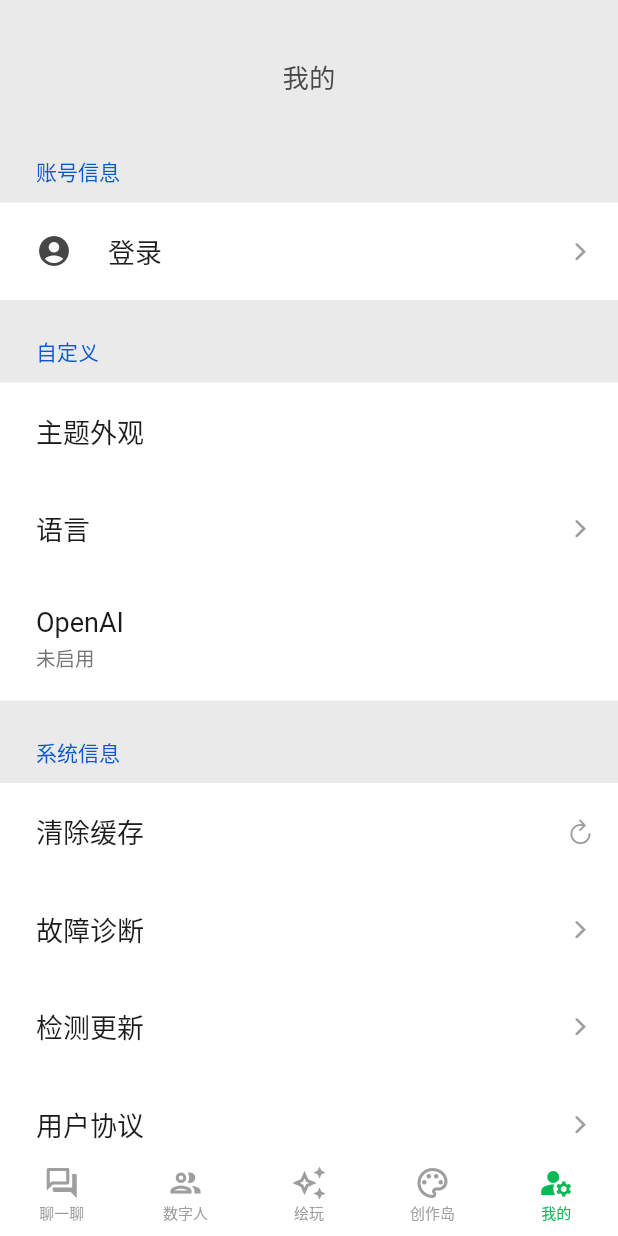
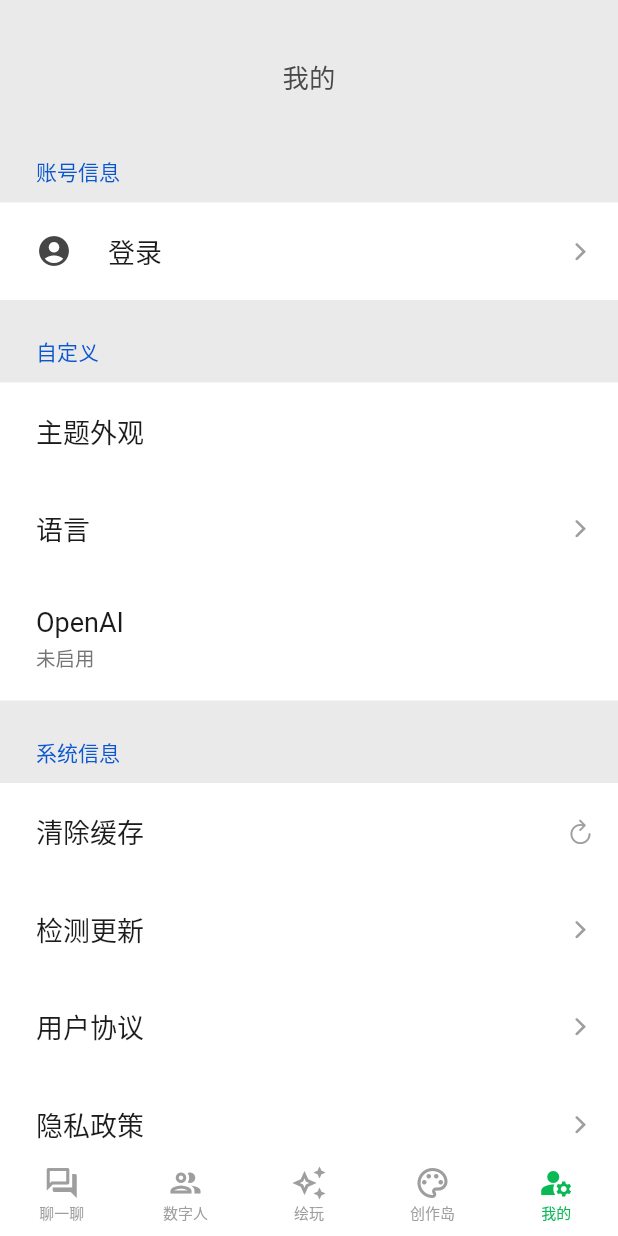
Before and after one commit to techwizard-mobile-ai/AI-Flutter, a Flutter app: the SettingScreen screen opened by its route, on a phone screen of 412 x 824 dp. Run offline on Flutter 3.47's test engine with Material 2 defaults, Android fonts, the phone set to English and light mode, and no system bars; drawn by our look-alikes of settings_ui; our stand-ins replace animated_text_kit, audioplayers, bloc, bot_toast, cached_network_image, circular_countdown_timer and 25 more; missing offline and left inert: animated_button_bar, before_after, clipboard, dart_openai, dio_http_cache_lts, dio_smart_retry and 12 more; accounts and stored records are empty; network calls fail; statements that could not run were skipped.

Commit message:
页面样式微调

```diff
--- a/lib/main.dart
+++ b/lib/main.dart
@@ -365,6 +365,9 @@ class MyApp extends StatefulWidget {
                     model: state.queryParameters['model'] == ''
                         ? null
                         : state.queryParameters['model'],
+                    title: state.queryParameters['title'] == ''
+                        ? null
+                        : state.queryParameters['title'],
                   ),
                 ),
               ),
--- a/lib/page/chat_chat.dart
+++ b/lib/page/chat_chat.dart
@@ -298,7 +298,7 @@ class _ChatChatScreenState extends State<ChatChatScreen> {
                                 onTap: () {
                                   context
                                       .push(
-                                          '/chat-anywhere?chat_id=${state.histories[index - 1].id}&model=${state.histories[index - 1].model}')
+                                          '/chat-anywhere?chat_id=${state.histories[index - 1].id}&model=${state.histories[index - 1].model}&title=${state.histories[index - 1].title}')
                                       .whenComplete(() {
                                     FocusScope.of(context)
                                         .requestFocus(FocusNode());
--- a/lib/page/chat_room_create.dart
+++ b/lib/page/chat_room_create.dart
@@ -146,7 +146,8 @@ class _ChatRoomCreateScreenState extends State<ChatRoomCreateScreen> {
                             isScrollable: true,
                             labelColor: customColors.linkColor,
                             indicator: const BoxDecoration(),
-                            labelPadding: EdgeInsets.only(right: 15),
+                            labelPadding:
+                                const EdgeInsets.only(right: 5, left: 10),
                             overlayColor:
                                 MaterialStateProperty.all(Colors.transparent),
                           ),
--- a/lib/page/component/multi_item_selector.dart
+++ b/lib/page/component/multi_item_selector.dart
@@ -73,10 +73,8 @@ class _MultiItemSelectorState<T> extends State<MultiItemSelector<T>> {
               return ListTile(
                 title: Container(
                   alignment: Alignment.center,
-                  padding: const EdgeInsets.symmetric(
-                    horizontal: 10,
-                    vertical: 15,
-                  ),
+                  padding:
+                      const EdgeInsets.symmetric(horizontal: 10, vertical: 10),
                   child: Row(
                     mainAxisAlignment: MainAxisAlignment.spaceBetween,
                     mainAxisSize: MainAxisSize.min,
--- a/lib/page/group/create.dart
+++ b/lib/page/group/create.dart
@@ -260,7 +260,7 @@ class _GroupCreatePageState extends State<GroupCreatePage> {
                               },
                               itemAvatarBuilder: (item) {
                                 return _buildAvatar(
-                                    avatarUrl: item.avatarUrl, size: 30);
+                                    avatarUrl: item.avatarUrl, size: 40);
                               },
                               selectedItems: selectedModels,
                             );
--- a/lib/page/setting_screen.dart
+++ b/lib/page/setting_screen.dart
@@ -129,17 +129,17 @@ class _SettingScreenState extends State<SettingScreen> {
                       },
                     ),
                     // 诊断
-                    SettingsTile(
-                      title: Text(AppLocale.diagnostic.getString(context)),
-                      trailing: Icon(
-                        CupertinoIcons.chevron_forward,
-                        size: MediaQuery.of(context).textScaleFactor * 18,
-                        color: Colors.grey,
-                      ),
-                      onPressed: (context) {
-                        context.push('/diagnosis');
-                      },
-                    ),
+                    // SettingsTile(
+                    //   title: Text(AppLocale.diagnostic.getString(context)),
+                    //   trailing: Icon(
+                    //     CupertinoIcons.chevron_forward,
+                    //     size: MediaQuery.of(context).textScaleFactor * 18,
+                    //     color: Colors.grey,
+                    //   ),
+                    //   onPressed: (context) {
+                    //     context.push('/diagnosis');
+                    //   },
+                    // ),
                     // 检查更新
                     if (!PlatformTool.isIOS())
                       SettingsTile(
@@ -254,17 +254,6 @@ class _SettingScreenState extends State<SettingScreen> {
                         },
                       ),
 
-                      SettingsTile(
-                        title: const Text('群组'),
-                        trailing: Icon(
-                          CupertinoIcons.chevron_forward,
-                          size: MediaQuery.of(context).textScaleFactor * 18,
-                          color: Colors.grey,
-                        ),
-                        onPressed: (context) {
-                          context.push('/group-chat/1006/chat');
-                        },
-                      ),
                       // SettingsTile(
                       //   title: const Text('用户中心'),
                       //   trailing: Icon(
--- a/lib/repo/openai_repo.dart
+++ b/lib/repo/openai_repo.dart
@@ -86,6 +86,7 @@ class OpenAIRepository {
       category: modelTypeOpenAI,
       isChatModel: true,
       description: '能力最强的 GPT-3.5 模型，成本低',
+      shortName: 'GPT-3.5 Turbo',
     ),
     'gpt-3.5-turbo-16k': mm.Model(
       'gpt-3.5-turbo-16k',
@@ -94,6 +95,7 @@ class OpenAIRepository {
       category: modelTypeOpenAI,
       isChatModel: true,
       description: '能力最强的 GPT-3.5 模型，成本为 gpt-3.5-turbo 的两倍，但是支持 4K 上下文',
+      shortName: 'GPT-3.5 Turbo 16K',
     ),
     'gpt-4': mm.Model(
       'gpt-4',
@@ -102,6 +104,7 @@ class OpenAIRepository {
       category: modelTypeOpenAI,
       isChatModel: true,
       description: '比GPT-3.5模型更强，能够执行复杂任务，并优化用于聊天',
+      shortName: 'GPT-4',
     ),
 
     'gpt-4-32k': mm.Model(
@@ -111,6 +114,7 @@ class OpenAIRepository {
       category: modelTypeOpenAI,
       isChatModel: true,
       description: '基于 GPT-4，但是支持4倍的内容长度',
+      shortName: 'GPT-4 32K',
     ),
 
     // 'gpt-4-0314': Model(
```
Also changed, not shown: lib/page/chat_anywhere.dart (+35 -47 lines), lib/page/chat_history.dart (+6 -2 lines).
